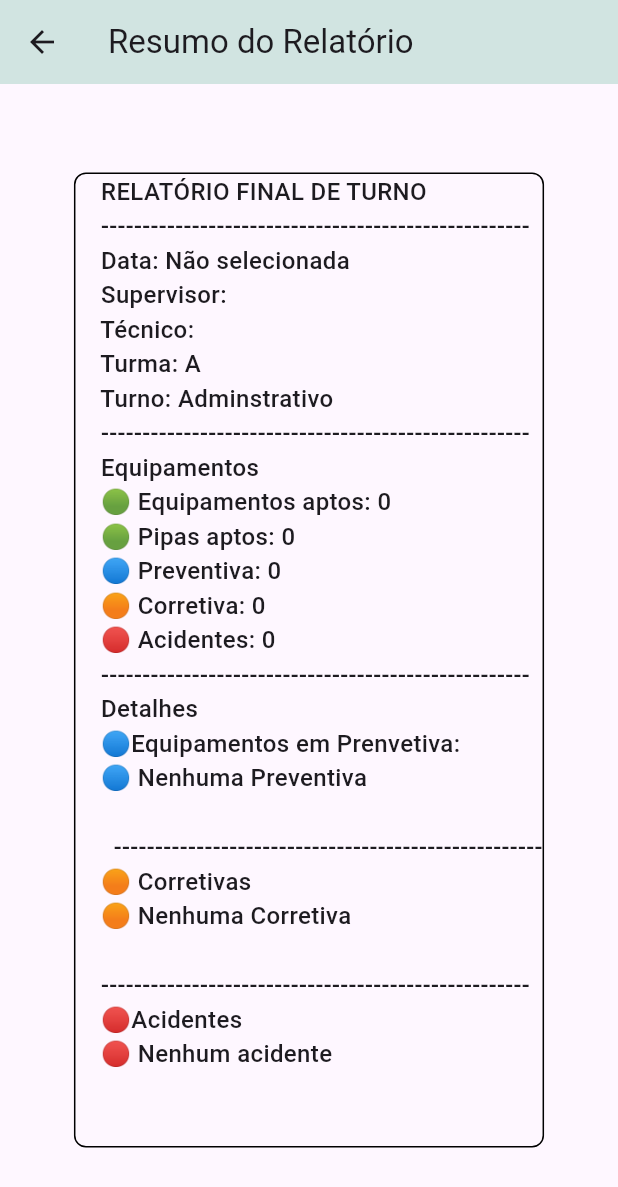
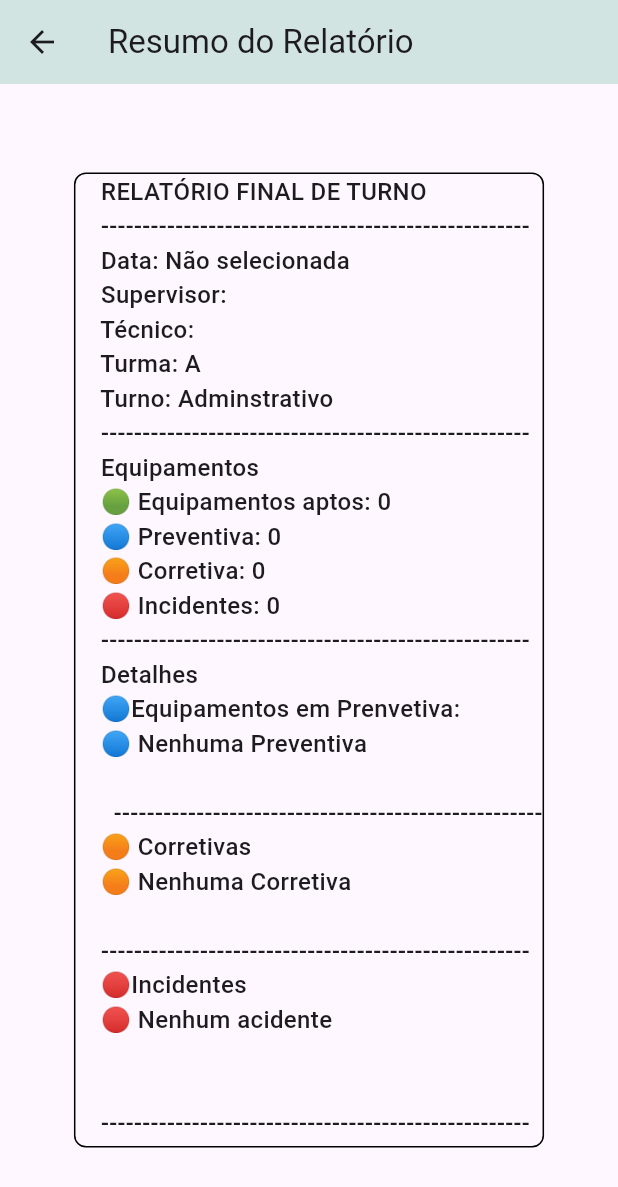
Before and after one commit to Brunohfc/FormEase, a Flutter app: the screen it shows after launch, after a tap on "Gerar Relatório", on a phone screen of 412 x 824 dp. Shown: the top 1187 px of the screen. Run offline on Flutter 3.47's test engine with Material 3 defaults, Android fonts, the phone set to English and light mode, and no system bars; our stand-ins replace hive, hive_flutter; accounts and stored records are empty.

Commit message:
chore: renaming files with incorrect names

```diff
--- a/lib/main.dart
+++ b/lib/main.dart
@@ -1,13 +1,13 @@
 import 'package:flutter/material.dart';
 import 'package:provider/provider.dart';
-import 'package:relatorio/model/entities/corretive.dart';
+import 'package:relatorio/model/entities/corrective.dart';
 import 'package:relatorio/model/entities/preventive.dart';
 import 'package:relatorio/model/entities/seed/preventive_seed.dart';
-import 'package:relatorio/model/entities/seed/corretive_seed.dart';
+import 'package:relatorio/model/entities/seed/corrective_seed.dart';
 import 'package:relatorio/model/providers/EmployeesProvider.dart';
 import 'package:relatorio/model/providers/accidentsProvider.dart';
 import 'package:relatorio/model/providers/availableEquipamentsProvider.dart';
-import 'package:relatorio/model/providers/corretiveProvider.dart';
+import 'package:relatorio/model/providers/correctiveProvider.dart';
 import 'package:relatorio/model/providers/preventivaProvider.dart';
 import 'package:relatorio/screens/app_bar.dart';
 import 'model/providers/datePickerProvider.dart';
--- a/lib/model/entities/seed/corretive_seed.dart
+++ b/lib/model/entities/seed/corrective_seed.dart
@@ -1,5 +1,5 @@
 import 'package:hive/hive.dart';
-import 'package:relatorio/model/entities/corretive.dart';
+import 'package:relatorio/model/entities/corrective.dart';
 
 const Map<String, List<String>> corretiveSeedMap = {
   'GP': [
--- a/lib/model/providers/availableEquipamentsProvider.dart
+++ b/lib/model/providers/availableEquipamentsProvider.dart
@@ -15,8 +15,4 @@ class AvailablesEquipamentsProvider extends ChangeNotifier {
     notifyListeners();
   }
 
-  void setavailablePipasSelected(int pipasSelected){
-    availableValuePipas = pipasSelected;
-    notifyListeners();
   }
-  }
--- a/lib/model/providers/corretiveProvider.dart
+++ b/lib/model/providers/correctiveProvider.dart
@@ -1,7 +1,7 @@
 import 'package:flutter/material.dart';
 import 'package:hive/hive.dart';
 
-import '../entities/corretive.dart';
+import '../entities/corrective.dart';
 
 class CorrectiveFormEntry {
   CorrectiveFormEntry({this.selectedCode, required this.descriptionController});
--- a/lib/screens/app_bar.dart
+++ b/lib/screens/app_bar.dart
@@ -2,7 +2,7 @@ import 'package:flutter/material.dart';
 import 'package:relatorio/screens/accidentsWidget.dart';
 import 'package:relatorio/screens/availablesEquipamentsWidget.dart';
 import 'package:relatorio/screens/texts/buttonNavFormatedText.dart';
-import 'package:relatorio/screens/corretiveWidget.dart';
+import 'package:relatorio/screens/correctiveWidget.dart';
 import 'package:relatorio/screens/datePickerWidget.dart';
 import 'package:relatorio/screens/employeesWidget.dart';
 import 'package:relatorio/screens/preventivaWidget.dart';
--- a/lib/screens/availablesEquipamentsWidget.dart
+++ b/lib/screens/availablesEquipamentsWidget.dart
@@ -12,8 +12,6 @@ class AvailablesEquipamentsWidget extends StatelessWidget {
         builder: (context, availables, child) {
       return Column(
         children: [
-          Row(
-            children: [
               Text("Equipamentos aptos"),
               Container(
                 padding: EdgeInsets.symmetric(horizontal: 10, vertical: 5),
@@ -37,30 +35,7 @@ class AvailablesEquipamentsWidget extends StatelessWidget {
                   }).toList(),
                 ),
               ),
-              Text("Pipas aptos"),
-              Container(
-                padding: EdgeInsets.symmetric(horizontal: 10, vertical: 5),
-                width: 70,
-                height: 50,
-                child: DropdownButton<int?>(
-                  menuWidth: 100,
-                  value: context.watch<AvailablesEquipamentsProvider>().availableValuePipas,
-                  onChanged: (int? newValue) {
-                    if(newValue != null){
-                      context.read<AvailablesEquipamentsProvider>().setavailablePipasSelected(newValue);
-                    }
-                  },
-                  items: availables.numbers.map((int element) {
-                    return DropdownMenuItem<int>(
-                      value: element,
-                      child: Text(element.toString()),
-                    );
-                  }).toList(),
-                ),
-              ),
             ],
-          ),
-        ],
       );
     });
   }
--- a/lib/screens/corretiveWidget.dart
+++ b/lib/screens/correctiveWidget.dart
@@ -1,6 +1,6 @@
 import 'package:flutter/material.dart';
 import 'package:provider/provider.dart';
-import 'package:relatorio/model/providers/corretiveProvider.dart';
+import 'package:relatorio/model/providers/correctiveProvider.dart';
 
 class Corretivewidget extends StatelessWidget {
   const Corretivewidget({super.key});
--- a/lib/screens/texts/formatted_text.dart
+++ b/lib/screens/texts/formatted_text.dart
@@ -4,7 +4,7 @@ import 'package:provider/provider.dart';
 import 'package:relatorio/model/providers/EmployeesProvider.dart';
 import 'package:relatorio/model/providers/accidentsProvider.dart';
 import 'package:relatorio/model/providers/availableEquipamentsProvider.dart';
-import 'package:relatorio/model/providers/corretiveProvider.dart';
+import 'package:relatorio/model/providers/correctiveProvider.dart';
 import 'package:relatorio/model/providers/datePickerProvider.dart';
 import 'package:relatorio/model/providers/preventivaProvider.dart';
 
@@ -70,10 +70,9 @@ class FormattedTextWidget extends StatelessWidget {
     ----------------------------------------------------
     Equipamentos
     🟢 Equipamentos aptos: ${availablesEquipamentsProvider.availableValueVehicles}
-    🟢 Pipas aptos: ${availablesEquipamentsProvider.availableValuePipas}
     🔵 Preventiva: ${preventivaProvider.preventiveLength()}
     🟠 Corretiva: ${corretiveProvider.corretiveCount()}
-    🔴 Acidentes: ${accidentsProvider.accidentsCount()}
+    🔴 Incidentes: ${accidentsProvider.accidentsCount()}
     ----------------------------------------------------
     Detalhes
     🔵Equipamentos em Prenvetiva:
@@ -82,7 +81,7 @@ class FormattedTextWidget extends StatelessWidget {
     🟠 Corretivas
     ${corretives.isNotEmpty ? corretives : "🟠 Nenhuma Corretiva\n"}
     ----------------------------------------------------
-    🔴Acidentes
+    🔴Incidentes
     ${accidents.isNotEmpty ? accidents : "🔴 Nenhum acidente\n"}
 
     ----------------------------------------------------
```
Also changed, not shown: lib/model/entities/corrective.dart (renamed from lib/model/entities/corretive.dart), lib/model/entities/corretive.g.dart.
